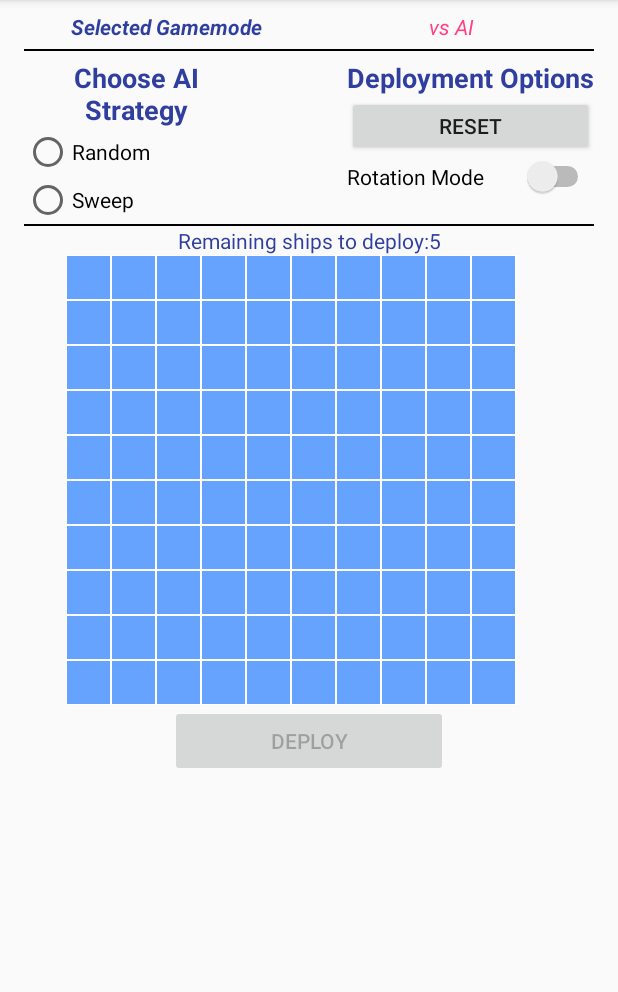
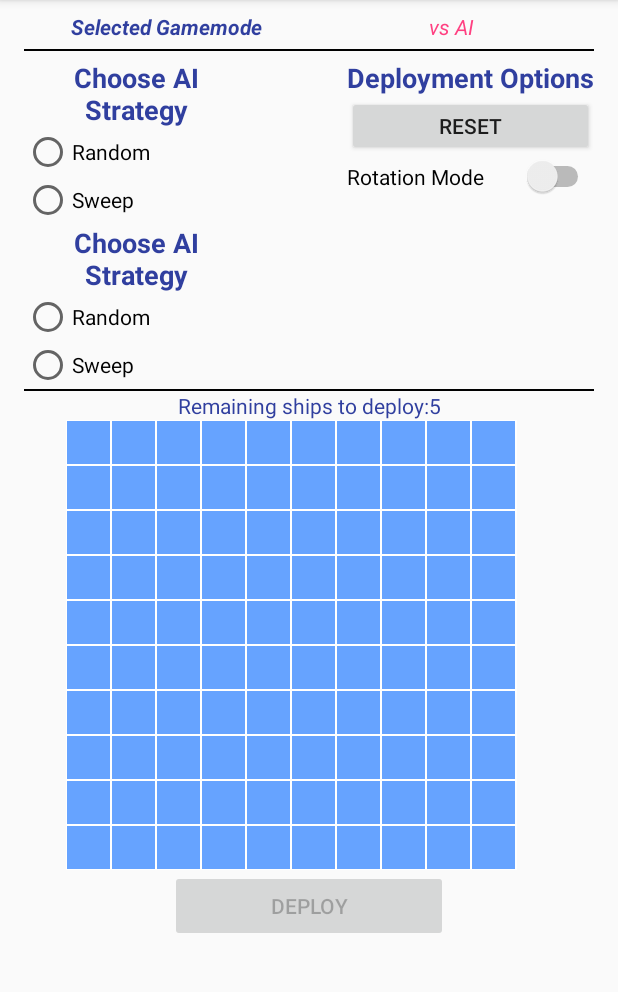
Before and after one commit to MichaelsPlayground/Java-Android-Battleship-Org, an Android app: the screen it shows after launch (DeploymentActivity), after a tap on "PLAY SINGLEPLAYER", on a phone screen of 412 x 824 dp, the part 84-1076 px from its top. Run offline under Robolectric (Android 15) with nearby library versions, the phone set to English and light mode, and no system bars.

Commit message:
Began work on multiplayer

```diff
--- /dev/null
+++ b/app/src/main/java/edu/utep/cs/cs4330/battleship/DeployAIFragment.java
@@ -0,0 +1,47 @@
+package edu.utep.cs.cs4330.battleship;
+
+import android.content.Context;
+import android.net.Uri;
+import android.os.Bundle;
+import android.provider.MediaStore;
+import android.support.annotation.Nullable;
+import android.support.v4.app.Fragment;
+import android.view.LayoutInflater;
+import android.view.View;
+import android.view.ViewGroup;
+import android.widget.RadioButton;
+import android.widget.RadioGroup;
+
+import edu.utep.cs.cs4330.battleship.activity.DeploymentActivity;
+import edu.utep.cs.cs4330.battleship.ai.StrategyType;
+
+
+public class DeployAIFragment extends Fragment {
+    private DeploymentActivity activity;
+    private RadioGroup radioGroupStrategy;
+    public StrategyType strategyAI;
+
+    public DeployAIFragment(){}
+
+    @Override
+    public View onCreateView(LayoutInflater inflater, @Nullable ViewGroup container, @Nullable Bundle savedInstanceState) {
+        activity = (DeploymentActivity)getActivity();
+
+        View view = inflater.inflate(R.layout.fragment_deploy_ai, container, false);
+        radioGroupStrategy = (RadioGroup) view.findViewById(R.id.radioGroupStrategy);
+
+        radioGroupStrategy.setOnCheckedChangeListener(new RadioGroup.OnCheckedChangeListener() {
+            @Override
+            public void onCheckedChanged(RadioGroup group, int checkedId) {
+                if (checkedId == R.id.radioRandom)
+                    strategyAI = StrategyType.Random;
+                else if (checkedId == R.id.radioSweep)
+                    strategyAI = StrategyType.Sweep;
+
+                activity.onFragmentUpdate(true);
+            }
+        });
+
+        return view;
+    }
+}
--- /dev/null
+++ b/app/src/main/java/edu/utep/cs/cs4330/battleship/NetworkType.java
@@ -0,0 +1,5 @@
+package edu.utep.cs.cs4330.battleship;
+
+public enum NetworkType {
+    Host, Client
+}
--- a/app/src/main/java/edu/utep/cs/cs4330/battleship/activity/DeploymentActivity.java
+++ b/app/src/main/java/edu/utep/cs/cs4330/battleship/activity/DeploymentActivity.java
@@ -3,6 +3,8 @@ package edu.utep.cs.cs4330.battleship.activity;
 
 import android.content.Intent;
 import android.os.Bundle;
+import android.support.v4.app.Fragment;
+import android.support.v4.app.FragmentTransaction;
 import android.support.v7.app.AppCompatActivity;
 import android.util.Log;
 import android.view.View;
@@ -14,8 +16,11 @@ import android.widget.TextView;
 
 import com.google.gson.Gson;
 
+import edu.utep.cs.cs4330.battleship.DeployAIFragment;
+import edu.utep.cs.cs4330.battleship.DeployMultiFragment;
 import edu.utep.cs.cs4330.battleship.R;
 import edu.utep.cs.cs4330.battleship.ai.StrategyType;
+import edu.utep.cs.cs4330.battleship.model.GameType;
 import edu.utep.cs.cs4330.battleship.model.Ship;
 import edu.utep.cs.cs4330.battleship.view.DeploymentBoardView;
 
@@ -28,7 +33,11 @@ public class DeploymentActivity extends AppCompatActivity implements DeploymentB
     private RadioGroup radioGroupStrategy;
     private Button buttonDeploy;
 
-    private StrategyType strategyAI;
+    private GameType gameType;
+
+
+    private Fragment fragmentDeployment;
+    private boolean isFragmentReady = false;
 
     @Override
     protected void onCreate(Bundle savedInstanceState) {
@@ -45,9 +54,23 @@ public class DeploymentActivity extends AppCompatActivity implements DeploymentB
 
         Bundle extras = getIntent().getExtras();
         if (extras != null) {
-            String gamemode = extras.getString(getString(R.string.main_menu_intent_gamemode));
-            if (gamemode != null)
-                textGamemode.setText(gamemode);
+            gameType = (GameType)extras.get(getString(R.string.main_menu_intent_gamemode));
+
+            Fragment newFragment;
+
+            if(gameType == GameType.Singleplayer){
+                textGamemode.setText(getString(R.string.main_menu_singleplayer_description));
+                newFragment = (Fragment)new DeployAIFragment();
+            }
+            else{
+                textGamemode.setText(getString(R.string.main_menu_multiplayer_description));
+                newFragment = (Fragment)new DeployMultiFragment();
+            }
+
+            FragmentTransaction transaction = getSupportFragmentManager().beginTransaction();
+            transaction.add(R.id.fragmentDeploy, newFragment);
+            transaction.commit();
+
         }
 
         boardViewDeployment.addListener(this);
@@ -56,18 +79,6 @@ public class DeploymentActivity extends AppCompatActivity implements DeploymentB
             @Override
             public void onCheckedChanged(CompoundButton buttonView, boolean isChecked) {
                 boardViewDeployment.rotationMode = isChecked;
-            }
-        });
-
-        radioGroupStrategy.setOnCheckedChangeListener(new RadioGroup.OnCheckedChangeListener() {
-            @Override
-            public void onCheckedChanged(RadioGroup group, int checkedId) {
-                if (checkedId == R.id.radioRandom)
-                    strategyAI = StrategyType.Random;
-                else if (checkedId == R.id.radioSweep)
-                    strategyAI = StrategyType.Sweep;
-
-                checkReady();
             }
         });
 
@@ -90,9 +101,15 @@ public class DeploymentActivity extends AppCompatActivity implements DeploymentB
         checkReady();
     }
 
+    public void onFragmentUpdate(boolean isFragmentReady){
+        this.isFragmentReady = isFragmentReady;
+        checkReady();
+    }
+
     public void checkReady() {
         int shipTotal = boardViewDeployment.getRemainingShips();
-        boolean isReady = (shipTotal == 0 && strategyAI != null);
+        boolean isFragmentReady = true;
+        boolean isReady = (shipTotal == 0 && isFragmentReady);
         buttonDeploy.setEnabled(isReady);
     }
 
@@ -105,7 +122,16 @@ public class DeploymentActivity extends AppCompatActivity implements DeploymentB
     public void onClickDeploy(View v) {
         Intent i = new Intent(this, GameActivity.class);
         i.putExtra(getString(R.string.deployment_intent_board), boardViewDeployment.getBoard());
-        i.putExtra(getString(R.string.deployment_intent_strategy), strategyAI);
-        startActivity(i);
+
+        // Singleplayer VS AI game
+        if(gameType == GameType.Singleplayer){
+            // Get the strategy from the fragment
+            DeployAIFragment fragment = (DeployAIFragment)fragmentDeployment;
+            i.putExtra(getString(R.string.deployment_intent_strategy), fragment.strategyAI);
+            startActivity(i);
+        }
+
+
+
     }
 }
--- a/app/src/main/java/edu/utep/cs/cs4330/battleship/activity/MainMenuActivity.java
+++ b/app/src/main/java/edu/utep/cs/cs4330/battleship/activity/MainMenuActivity.java
@@ -7,18 +7,26 @@ import android.support.v7.app.AppCompatActivity;
 import android.view.View;
 
 import edu.utep.cs.cs4330.battleship.R;
+import edu.utep.cs.cs4330.battleship.model.GameType;
 
 public class MainMenuActivity extends AppCompatActivity {
     @Override
     protected void onCreate(Bundle savedInstanceState) {
         super.onCreate(savedInstanceState);
+        // Add fade transitions
         overridePendingTransition(R.anim.fade_in, R.anim.fade_out);
         setContentView(R.layout.activity_main_menu);
     }
 
     public void onClickSinglePlayer(View v) {
         Intent i = new Intent(this, DeploymentActivity.class);
-        i.putExtra(getString(R.string.main_menu_intent_gamemode), getString(R.string.main_menu_singleplayer_description));
+        i.putExtra(getString(R.string.main_menu_intent_gamemode), GameType.Singleplayer);
+        startActivity(i);
+    }
+
+    public void onClickMultiPlayer(View view){
+        Intent i = new Intent(this, DeploymentActivity.class);
+        i.putExtra(getString(R.string.main_menu_intent_gamemode), GameType.Multiplayer);
         startActivity(i);
     }
 
--- /dev/null
+++ b/app/src/main/java/edu/utep/cs/cs4330/battleship/model/GameType.java
@@ -0,0 +1,5 @@
+package edu.utep.cs.cs4330.battleship.model;
+
+public enum GameType {
+    Singleplayer, Multiplayer
+}
--- a/app/src/main/res/layout/activity_deployment.xml
+++ b/app/src/main/res/layout/activity_deployment.xml
@@ -50,42 +50,14 @@
         android:layout_width="match_parent"
         android:layout_height="wrap_content">
 
-        <LinearLayout
-            android:orientation="vertical"
+
+        <fragment
+            android:layout_width="wrap_content"
             android:layout_height="wrap_content"
-            android:layout_width="150dp">
-
-            <TextView
-                android:text="@string/deployment_strategy"
-                android:layout_width="match_parent"
-                android:layout_height="wrap_content"
-                android:id="@+id/textDepLabel2"
-                android:textAlignment="center"
-                android:textSize="18sp"
-                android:textStyle="normal|bold"
-                android:textColor="@color/colorPrimaryDark" />
-
-            <RadioGroup
-                android:layout_width="match_parent"
-                android:layout_height="match_parent"
-                android:id="@+id/radioGroupStrategy">
-
-                <RadioButton
-                    android:text="@string/deployment_strategy_random"
-                    android:layout_width="match_parent"
-                    android:layout_height="wrap_content"
-                    android:id="@+id/radioRandom"
-                    android:layout_weight="1" />
-
-                <RadioButton
-                    android:text="@string/deployment_strategy_sweep"
-                    android:layout_width="wrap_content"
-                    android:layout_height="wrap_content"
-                    android:id="@+id/radioSweep"
-                    android:layout_weight="1" />
-            </RadioGroup>
-
-        </LinearLayout>
+            android:name="edu.utep.cs.cs4330.battleship.DeployAIFragment"
+            android:id="@+id/fragmentDeploy"
+            android:layout_weight="1"
+            tools:layout="@layout/fragment_deploy_ai" />
 
         <Space
             android:layout_width="wrap_content"
--- /dev/null
+++ b/app/src/main/res/layout/fragment_deploy_ai.xml
@@ -0,0 +1,44 @@
+<LinearLayout xmlns:android="http://schemas.android.com/apk/res/android"
+    xmlns:tools="http://schemas.android.com/tools"
+    android:layout_width="match_parent"
+    android:layout_height="match_parent"
+    android:orientation="vertical"
+    tools:context="edu.utep.cs.cs4330.battleship.DeployAIFragment">
+
+    <LinearLayout
+        android:orientation="vertical"
+        android:layout_height="wrap_content"
+        android:layout_width="150dp">
+
+        <TextView
+            android:text="@string/deployment_strategy"
+            android:layout_width="match_parent"
+            android:layout_height="wrap_content"
+            android:id="@+id/textDepLabel2"
+            android:textAlignment="center"
+            android:textSize="18sp"
+            android:textStyle="normal|bold"
+            android:textColor="@color/colorPrimaryDark" />
+
+        <RadioGroup
+            android:layout_width="match_parent"
+            android:layout_height="match_parent"
+            android:id="@+id/radioGroupStrategy">
+
+            <RadioButton
+                android:text="@string/deployment_strategy_random"
+                android:layout_width="match_parent"
+                android:layout_height="wrap_content"
+                android:id="@+id/radioRandom"
+                android:layout_weight="1" />
+
+            <RadioButton
+                android:text="@string/deployment_strategy_sweep"
+                android:layout_width="wrap_content"
+                android:layout_height="wrap_content"
+                android:id="@+id/radioSweep"
+                android:layout_weight="1" />
+        </RadioGroup>
+
+    </LinearLayout>
+</LinearLayout>
--- a/app/src/main/res/values/strings.xml
+++ b/app/src/main/res/values/strings.xml
@@ -6,6 +6,7 @@
     <string name="main_menu">Main Menu</string>
     <string name="main_menu_btn_single_player">Play Singleplayer</string>
     <string name="main_menu_singleplayer_description">vs AI</string>
+    <string name="main_menu_multiplayer_description">vs Human</string>
     <string name="main_menu_intent_gamemode">Gamemode</string>
 
     <!-- Deployment Activity -->
@@ -39,4 +40,5 @@
 
     <!-- Game Activity Menu -->
     <string name="game_menu_sound">Sound</string>
+
 </resources>
```
Also changed, not shown: app/build.gradle (+4 -3 lines), app/src/main/java/edu/utep/cs/cs4330/battleship/DeployMultiFragment.java (added, +42 -0 lines), app/src/main/res/layout/activity_main_menu.xml (+8 -1 lines), app/src/main/res/layout/fragment_deploy_multi.xml (added, +44 -0 lines).
